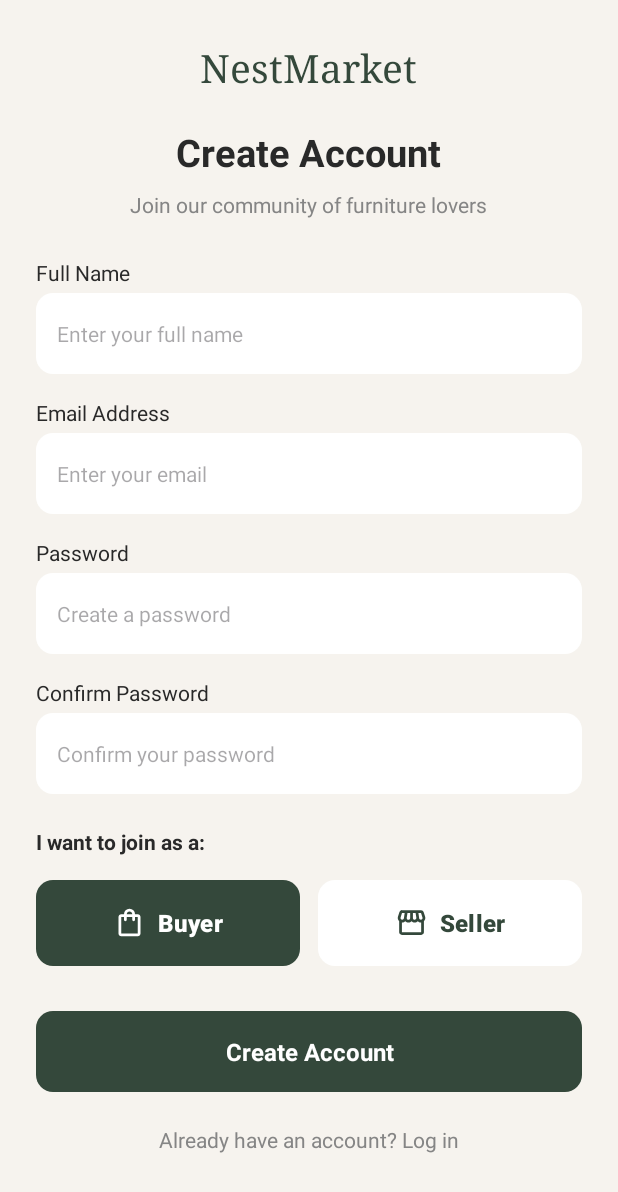
After one commit to edward-angeles/NestMarket, an Android app: the RegistrationActivity screen opened directly, with no data from a screen before it, on a phone screen of 412 x 824 dp. The commit adds this screen. Shown: the top 1192 px of the screen. Run offline under Robolectric (Android 15) with nearby library versions, the phone set to English and light mode, and no system bars; 1 statement that could not run was skipped.

Commit message:
Add login and registration screens

```diff
--- a/app/build.gradle.kts
+++ b/app/build.gradle.kts
@@ -39,4 +39,5 @@ dependencies {
     testImplementation(libs.junit)
     androidTestImplementation(libs.espresso.core)
     androidTestImplementation(libs.ext.junit)
+    implementation("com.google.android.material:material:1.12.0")
 }
--- /dev/null
+++ b/app/src/main/java/com/example/nestmarket/RegistrationActivity.java
@@ -0,0 +1,24 @@
+package com.example.nestmarket;
+
+import android.os.Bundle;
+
+import androidx.activity.EdgeToEdge;
+import androidx.appcompat.app.AppCompatActivity;
+import androidx.core.graphics.Insets;
+import androidx.core.view.ViewCompat;
+import androidx.core.view.WindowInsetsCompat;
+
+public class RegistrationActivity extends AppCompatActivity {
+
+    @Override
+    protected void onCreate(Bundle savedInstanceState) {
+        super.onCreate(savedInstanceState);
+        EdgeToEdge.enable(this);
+        setContentView(R.layout.activity_registration);
+        ViewCompat.setOnApplyWindowInsetsListener(findViewById(R.id.main), (v, insets) -> {
+            Insets systemBars = insets.getInsets(WindowInsetsCompat.Type.systemBars());
+            v.setPadding(systemBars.left, systemBars.top, systemBars.right, systemBars.bottom);
+            return insets;
+        });
+    }
+}
--- /dev/null
+++ b/app/src/main/res/drawable/bg_accent_button.xml
@@ -0,0 +1,4 @@
+<shape xmlns:android="http://schemas.android.com/apk/res/android">
+    <solid android:color="@color/accent_green"/>
+    <corners android:radius="11dp"/>
+</shape>
--- /dev/null
+++ b/app/src/main/res/drawable/bg_input.xml
@@ -0,0 +1,8 @@
+<?xml version="1.0" encoding="utf-8"?>
+<shape xmlns:android="http://schemas.android.com/apk/res/android">
+
+    <solid android:color="@color/card_white"/>
+
+    <corners android:radius="11dp"/>
+
+</shape>
--- /dev/null
+++ b/app/src/main/res/drawable/bg_primary_button.xml
@@ -0,0 +1,4 @@
+<shape xmlns:android="http://schemas.android.com/apk/res/android">
+    <solid android:color="@color/primary_green"/>
+    <corners android:radius="11dp"/>
+</shape>
--- /dev/null
+++ b/app/src/main/res/drawable/ic_buyer.xml
@@ -0,0 +1,9 @@
+<vector xmlns:android="http://schemas.android.com/apk/res/android"
+    android:width="24dp"
+    android:height="24dp"
+    android:viewportWidth="24"
+    android:viewportHeight="24">
+  <path
+      android:pathData="M6,22q-0.82,0 -1.41,-0.59T4,20L4,8Q4,7.18 4.59,6.59T6,6L8,6Q8,4.35 9.18,3.17T12,2t2.83,1.17T16,6h2q0.82,0 1.41,0.59Q20,7.18 20,8L20,20q0,0.82 -0.59,1.41T18,22L6,22ZM6,20L18,20L18,8L16,8v2q0,0.42 -0.29,0.71T15,11t-0.71,-0.29Q14,10.43 14,10L14,8L10,8v2q0,0.42 -0.29,0.71T9,11q-0.42,0 -0.71,-0.29Q8,10.43 8,10L8,8L6,8L6,20ZM10,6h4q0,-0.82 -0.59,-1.41T12,4T10.59,4.59Q10,5.18 10,6ZM6,20L6,8L6,20Z"
+      android:fillColor="#e3e3e3"/>
+</vector>
--- /dev/null
+++ b/app/src/main/res/drawable/ic_seller.xml
@@ -0,0 +1,9 @@
+<vector xmlns:android="http://schemas.android.com/apk/res/android"
+    android:width="24dp"
+    android:height="24dp"
+    android:viewportWidth="24"
+    android:viewportHeight="24">
+  <path
+      android:pathData="M21.03,11.05L21.03,19q0,0.82 -0.59,1.41T19.03,21h-14Q4.2,21 3.61,20.41T3.03,19L3.03,11.05Q2.45,10.52 2.14,9.7T2.13,7.9L3.18,4.5q0.2,-0.65 0.71,-1.08T5.08,3h13.9q0.68,0 1.18,0.41T20.88,4.5l1.05,3.4q0.3,0.98 -0.01,1.78q-0.31,0.8 -0.89,1.38ZM14.23,10q0.67,0 1.02,-0.46T15.53,8.5L14.98,5L13.03,5L13.03,8.7q0,0.53 0.35,0.91T14.23,10ZM9.73,10q0.57,0 0.94,-0.39q0.36,-0.39 0.36,-0.91L11.03,5L9.08,5L8.53,8.5Q8.43,9.1 8.79,9.55T9.73,10ZM5.28,10q0.45,0 0.79,-0.33T6.48,8.85L7.03,5L5.08,5l-1,3.35Q3.93,8.85 4.24,9.42T5.28,10ZM18.78,10q0.72,0 1.05,-0.58t0.15,-1.07L18.93,5h-1.9l0.55,3.85q0.08,0.5 0.41,0.82T18.78,10ZM5.03,19h14L19.03,11.95Q18.9,12 18.86,12t-0.09,0q-0.68,0 -1.19,-0.23t-1.01,-0.72q-0.45,0.45 -1.02,0.7T14.33,12q-0.68,0 -1.26,-0.25t-1.04,-0.7q-0.42,0.45 -0.99,0.7T9.83,12Q9.1,12 8.51,11.75t-1.04,-0.7q-0.53,0.53 -1.04,0.74T5.28,12q-0.05,0 -0.11,0T5.03,11.95L5.03,19ZM19.03,19h-14q0.08,0 0.14,0t0.11,0q0.65,0 1.16,0t1.04,0q0.22,0 0.49,0t0.56,0t0.63,0t0.68,0q0.32,0 0.63,0t0.59,0t0.54,0t0.45,0q0.45,0 1.04,0t1.26,0q0.32,0 0.63,0t0.59,0t0.55,0t0.49,0q0.5,0 1.01,0t1.19,0q0.05,0 0.09,0t0.16,0Z"
+      android:fillColor="#e3e3e3"/>
+</vector>
--- /dev/null
+++ b/app/src/main/res/layout/activity_registration.xml
@@ -0,0 +1,227 @@
+
+<?xml version="1.0" encoding="utf-8"?>
+<ScrollView xmlns:android="http://schemas.android.com/apk/res/android"
+    xmlns:app="http://schemas.android.com/apk/res-auto"
+    xmlns:tools="http://schemas.android.com/tools"
+    android:layout_width="match_parent"
+    android:layout_height="match_parent"
+    android:background="@color/background"
+    android:fillViewport="true">
+
+    <LinearLayout
+        android:layout_width="match_parent"
+        android:layout_height="wrap_content"
+        android:orientation="vertical"
+        android:paddingStart="24dp"
+        android:paddingEnd="24dp"
+        android:paddingTop="28dp"
+        android:paddingBottom="28dp"
+        android:gravity="center_horizontal">
+
+        <!-- Logo -->
+        <TextView
+            android:layout_width="wrap_content"
+            android:layout_height="wrap_content"
+            android:text="NestMarket"
+            android:textSize="26sp"
+            android:textColor="@color/primary_green"
+            android:fontFamily="serif"/>
+
+        <!-- Heading -->
+        <TextView
+            android:layout_width="wrap_content"
+            android:layout_height="wrap_content"
+            android:layout_marginTop="22dp"
+            android:text="Create Account"
+            android:textSize="25sp"
+            android:textStyle="bold"
+            android:textColor="@color/main_text"/>
+
+        <!-- Subtitle -->
+        <TextView
+            android:layout_width="wrap_content"
+            android:layout_height="wrap_content"
+            android:layout_marginTop="8dp"
+            android:text="Join our community of furniture lovers"
+            android:textSize="14sp"
+            android:textColor="@color/secondary_text"
+            android:gravity="center"/>
+
+        <!-- Full Name Label -->
+        <TextView
+            android:layout_width="match_parent"
+            android:layout_height="wrap_content"
+            android:layout_marginTop="26dp"
+            android:text="Full Name"
+            android:textSize="14sp"
+            android:textColor="@color/main_text"/>
+
+        <!-- Full Name Input -->
+        <EditText
+            android:layout_width="match_parent"
+            android:layout_height="54dp"
+            android:layout_marginTop="4dp"
+            android:background="@drawable/bg_input"
+            android:paddingHorizontal="14dp"
+            android:textSize="14sp"
+            android:singleLine="true"
+            android:hint="Enter your full name"/>
+
+        <!-- Email Label -->
+        <TextView
+            android:layout_width="match_parent"
+            android:layout_height="wrap_content"
+            android:layout_marginTop="16dp"
+            android:text="Email Address"
+            android:textSize="14sp"
+            android:textColor="@color/main_text"/>
+
+        <!-- Email Input -->
+        <EditText
+            android:layout_width="match_parent"
+            android:layout_height="54dp"
+            android:layout_marginTop="4dp"
+            android:background="@drawable/bg_input"
+            android:paddingHorizontal="14dp"
+            android:textSize="14sp"
+            android:singleLine="true"
+            android:hint="Enter your email"
+            android:inputType="textEmailAddress"/>
+
+        <!-- Password Label -->
+        <TextView
+            android:layout_width="match_parent"
+            android:layout_height="wrap_content"
+            android:layout_marginTop="16dp"
+            android:text="Password"
+            android:textSize="14sp"
+            android:textColor="@color/main_text"/>
+
+        <!-- Password Input -->
+        <EditText
+            android:layout_width="match_parent"
+            android:layout_height="54dp"
+            android:layout_marginTop="4dp"
+            android:background="@drawable/bg_input"
+            android:paddingHorizontal="14dp"
+            android:textSize="14sp"
+            android:singleLine="true"
+            android:hint="Create a password"
+            android:inputType="textPassword"/>
+
+        <!-- Confirm Password Label -->
+        <TextView
+            android:layout_width="match_parent"
+            android:layout_height="wrap_content"
+            android:layout_marginTop="16dp"
+            android:text="Confirm Password"
+            android:textSize="14sp"
+            android:textColor="@color/main_text"/>
+
+        <!-- Confirm Password Input -->
+        <EditText
+            android:layout_width="match_parent"
+            android:layout_height="54dp"
+            android:layout_marginTop="4dp"
+            android:background="@drawable/bg_input"
+            android:paddingHorizontal="14dp"
+            android:textSize="14sp"
+            android:singleLine="true"
+            android:hint="Confirm your password"
+            android:inputType="textPassword"/>
+
+        <!-- Account Type Heading -->
+        <TextView
+            android:layout_width="match_parent"
+            android:layout_height="wrap_content"
+            android:layout_marginTop="22dp"
+            android:text="I want to join as a:"
+            android:textSize="14sp"
+            android:textStyle="bold"
+            android:textColor="@color/main_text"/>
+
+        <!-- Buyer and Seller Selection -->
+        <LinearLayout
+            android:layout_width="match_parent"
+            android:layout_height="wrap_content"
+            android:orientation="horizontal"
+            android:layout_marginTop="12dp"
+            android:weightSum="2">
+
+            <!-- Buyer -->
+            <com.google.android.material.button.MaterialButton
+                android:id="@+id/btnBuyer"
+                android:layout_width="0dp"
+                android:layout_height="65dp"
+                android:layout_weight="1"
+
+                android:text="Buyer"
+                android:textColor="@color/card_white"
+                android:textSize="16sp"
+                android:textStyle="bold"
+                android:textAllCaps="false"
+
+                app:backgroundTint="@color/primary_green"
+                app:cornerRadius="11dp"
+
+                app:icon="@drawable/ic_buyer"
+                app:iconTint="@color/card_white"
+                app:iconSize="22dp"
+                app:iconPadding="8dp"
+                app:iconGravity="textStart"
+
+                app:insetTop="0dp"
+                app:insetBottom="0dp"/>
+
+            <!-- Seller -->
+            <com.google.android.material.button.MaterialButton
+                android:id="@+id/btnSeller"
+                android:layout_width="0dp"
+                android:layout_height="65dp"
+                android:layout_weight="1"
+                android:layout_marginStart="12dp"
+
+                android:text="Seller"
+                android:textColor="@color/primary_green"
+                android:textSize="16sp"
+                android:textStyle="bold"
+                android:textAllCaps="false"
+
+                app:backgroundTint="@color/card_white"
+                app:cornerRadius="11dp"
+
+                app:icon="@drawable/ic_seller"
+                app:iconTint="@color/primary_green"
+                app:iconSize="22dp"
+                app:iconPadding="8dp"
+                app:iconGravity="textStart"
+
+                app:insetTop="0dp"
+                app:insetBottom="0dp"/>
+
+        </LinearLayout>
+
+        <!-- Create Account Button -->
+        <TextView
+            android:layout_width="match_parent"
+            android:layout_height="54dp"
+            android:layout_marginTop="26dp"
+            android:background="@drawable/bg_primary_button"
+            android:gravity="center"
+            android:text="Create Account"
+            android:textColor="@color/card_white"
+            android:textSize="16sp"
+            android:textStyle="bold"/>
+
+        <!-- Login Link -->
+        <TextView
+            android:layout_width="wrap_content"
+            android:layout_height="wrap_content"
+            android:layout_marginTop="22dp"
+            android:text="Already have an account? Log in"
+            android:textSize="14sp"
+            android:textColor="@color/secondary_text"/>
+
+    </LinearLayout>
+
+</ScrollView>
--- a/app/src/main/res/values/colors.xml
+++ b/app/src/main/res/values/colors.xml
@@ -1,5 +1,9 @@
 <?xml version="1.0" encoding="utf-8"?>
 <resources>
-    <color name="black">#FF000000</color>
-    <color name="white">#FFFFFFFF</color>
+    <color name="primary_green">#34483B</color>
+    <color name="background">#F6F3EE</color>
+    <color name="card_white">#FFFFFF</color>
+    <color name="accent_green">#7D9688</color>
+    <color name="main_text">#292929</color>
+    <color name="secondary_text">#858585</color>
 </resources>
```
Also changed, not shown: app/src/main/AndroidManifest.xml (+8 -0 lines), app/src/main/java/com/example/nestmarket/activity_login.java (added, +24 -0 lines), app/src/main/res/layout/activity_login.xml (added, +117 -0 lines).
